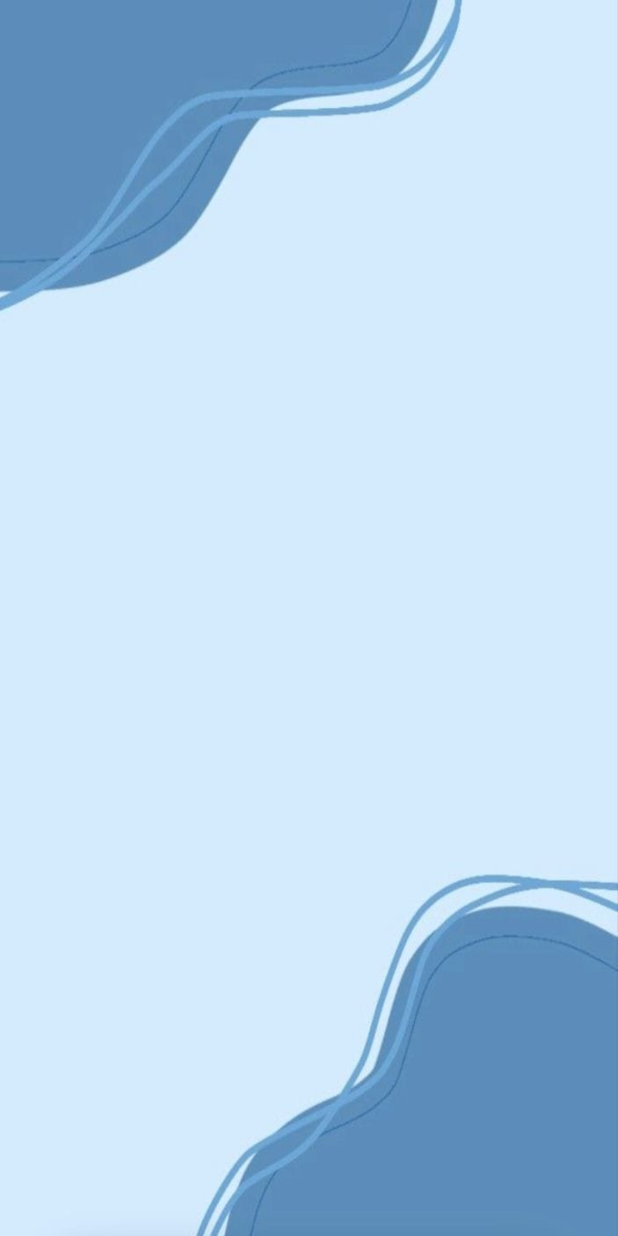
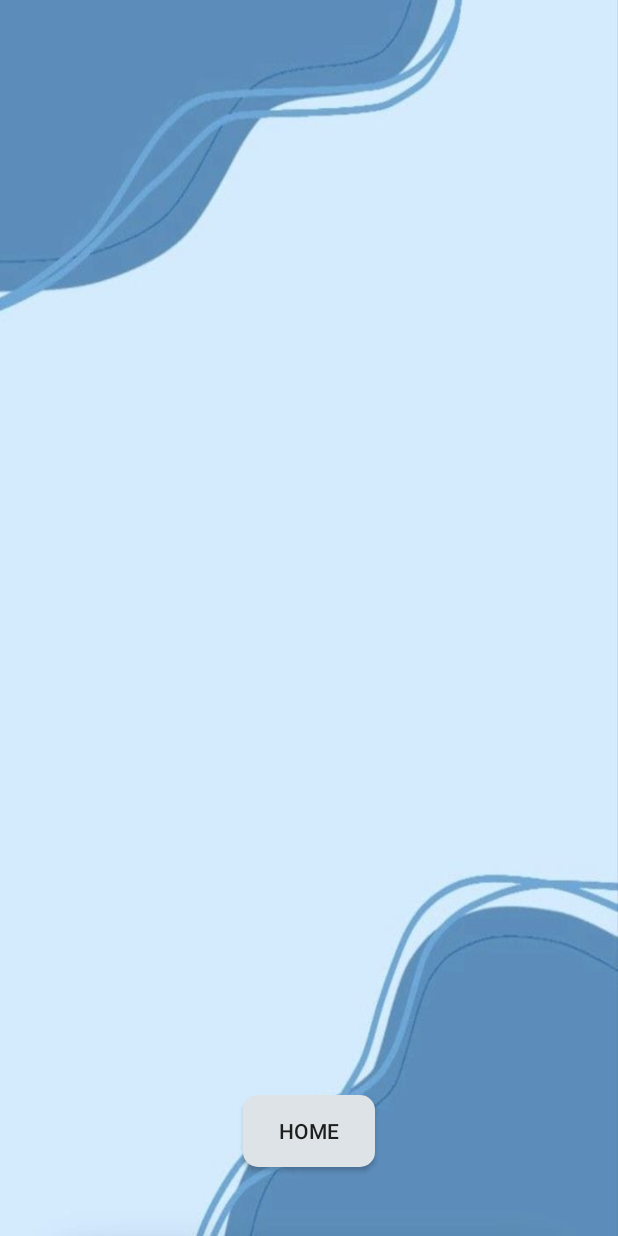
Before and after one commit to marko-lazarevic/Mindfizz, an Android app built with Jetpack Compose: the LeaderboardActivity screen opened directly, with no data from a screen before it, on a phone screen of 412 x 824 dp. Run offline under Robolectric (Android 15) with nearby library versions, the phone set to English and light mode, and no system bars; our stand-ins replace Firebase (no records; nobody signed in at launch, a user with empty details on screens opened directly); 1 statement that could not run was skipped.

Commit message:
Added home button on Leaderboard

```diff
--- a/app/src/main/java/com/example/mindfizz/LeaderboardActivity.kt
+++ b/app/src/main/java/com/example/mindfizz/LeaderboardActivity.kt
@@ -4,6 +4,7 @@ import LeaderboardAdapter
 import android.content.Intent
 import android.os.Bundle
 import android.util.Log
+import android.widget.Button
 import androidx.activity.ComponentActivity
 import androidx.recyclerview.widget.LinearLayoutManager
 import androidx.recyclerview.widget.RecyclerView
@@ -22,6 +23,17 @@ class LeaderboardActivity : ComponentActivity() {
         setContentView(R.layout.leaderboard)
         quizCode =intent.getStringExtra("quizCode") ?: "q1"
         loadLeaderboardAndListen(quizCode)
+
+
+        val btHome = findViewById<Button>(R.id.btHome)
+
+        btHome.setOnClickListener {
+            // Navigate to MainActivity
+            val intent = Intent(this, MainActivity::class.java)
+            startActivity(intent)
+            finish() // Finish the current activity to prevent going back to it
+        }
+
     }
 
     private fun loadLeaderboardAndListen(quizCode: String) {
--- a/app/src/main/res/layout/leaderboard.xml
+++ b/app/src/main/res/layout/leaderboard.xml
@@ -10,9 +10,22 @@
         android:id="@+id/rwItems"
         android:layout_width="match_parent"
         android:layout_height="match_parent"
+        android:layout_marginTop="4dp"
+        android:layout_marginBottom="80dp"
+        app:flow_verticalGap="10dp"
+        app:layout_constraintEnd_toEndOf="parent"
+        app:layout_constraintHorizontal_bias="1.0"
+        app:layout_constraintStart_toStartOf="parent"
+        app:layout_constraintTop_toTopOf="parent" />
+
+    <Button
+        android:id="@+id/btHome"
+        android:layout_width="wrap_content"
+        android:layout_height="wrap_content"
+        android:text="Home"
         app:layout_constraintBottom_toBottomOf="parent"
         app:layout_constraintEnd_toEndOf="parent"
         app:layout_constraintStart_toStartOf="parent"
-        app:layout_constraintTop_toTopOf="parent"
-        app:flow_verticalGap="10dp"/>
+        app:layout_constraintTop_toBottomOf="@+id/rwItems"
+        android:background="@drawable/button" />
 </androidx.constraintlayout.widget.ConstraintLayout>
```
